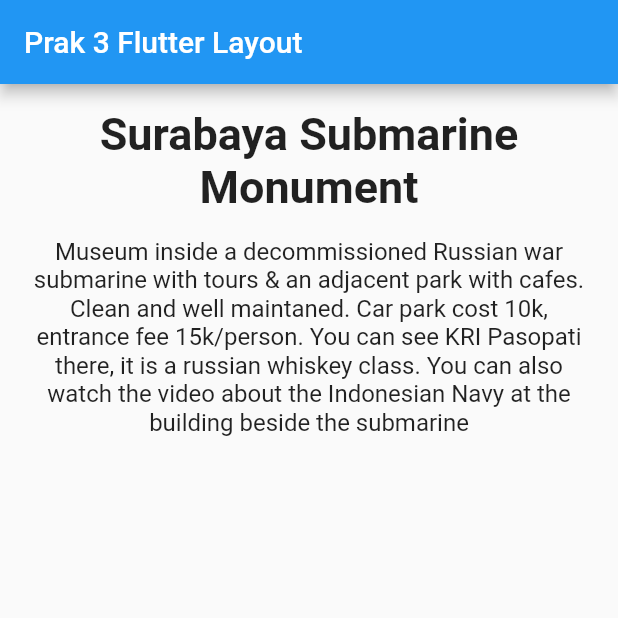
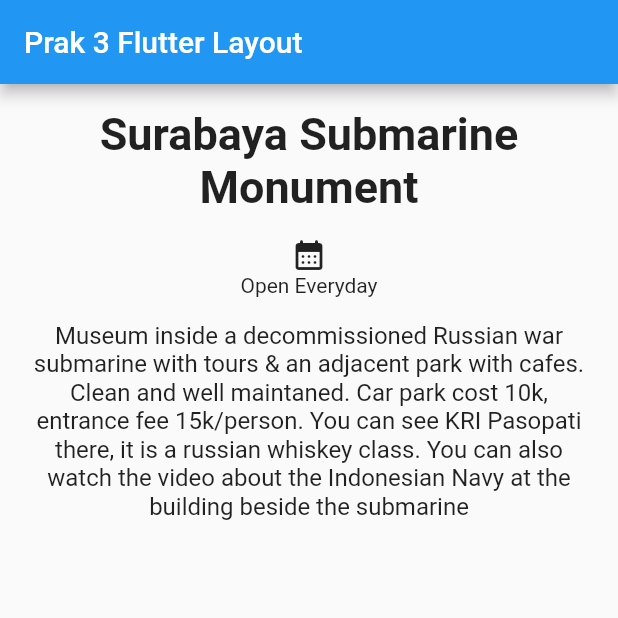
Before and after one commit to superrexy/flutter_wppb, a Flutter app: the screen it shows after launch, on a phone screen of 412 x 824 dp, the top half of it. Run offline on Flutter 3.47's test engine with Material 2 defaults, Android fonts, the phone set to English and light mode, and no system bars.

Commit message:
percobaan 3 done

```diff
--- a/lib/main.dart
+++ b/lib/main.dart
@@ -53,6 +53,22 @@
               ),
             ),
             Container(
+              margin: EdgeInsets.only(top: 16),
+              child: Row(
+                mainAxisAlignment: MainAxisAlignment.spaceEvenly,
+                children: [
+                  Container(
+                    child: Column(
+                      children: const [
+                        Icon(Icons.calendar_month_rounded),
+                        Text("Open Everyday"),
+                      ],
+                    ),
+                  ),
+                ],
+              ),
+            ),
+            Container(
               margin: EdgeInsets.all(16),
               child: const Text(
                 "Museum inside a decommissioned Russian war submarine with tours & an adjacent park with cafes. Clean and well maintaned. Car park cost 10k, entrance fee 15k/person. You can see KRI Pasopati there, it is a russian whiskey class. You can also watch the video about the Indonesian Navy at the building beside the submarine",
```
